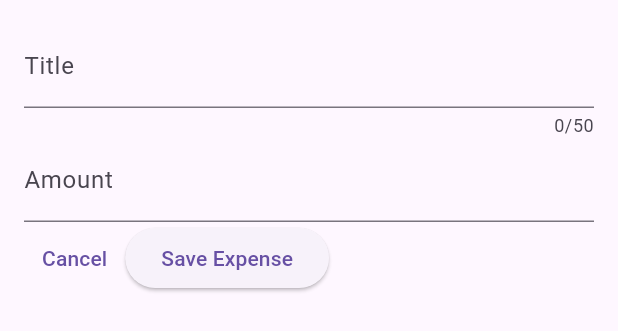
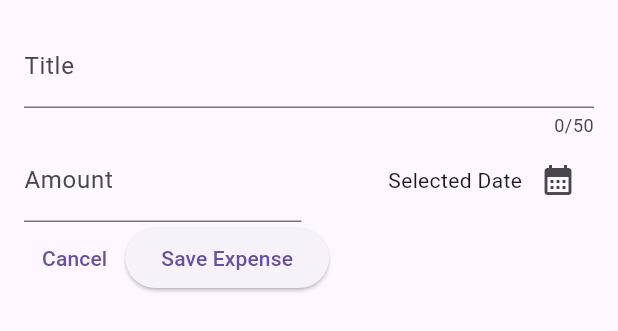
Before and after one commit to Xenovka/flutter_expense_tracker, a Flutter app: the NewExpense widget shown alone on an empty page, opened directly, on a phone screen of 412 x 824 dp. Shown: the top 331 px of the screen. Run offline on Flutter 3.47's test engine with Material 2 defaults, Android fonts, the phone set to English and light mode, and no system bars.

Commit message:
date picker

```diff
--- a/lib/widgets/new_expense.dart
+++ b/lib/widgets/new_expense.dart
@@ -12,6 +12,18 @@ class NewExpense extends StatefulWidget {
 class _NewExpenseState extends State<NewExpense> {
   final _titleController = TextEditingController();
   final _amountController = TextEditingController();
+
+  void _presentDatePicker() {
+    final now = DateTime.now();
+    final firstDate = DateTime(now.year - 1, now.month, now.day);
+
+    showDatePicker(
+      context: context,
+      initialDate: now,
+      firstDate: firstDate,
+      lastDate: now,
+    );
+  }
 
   @override
   void dispose() {
@@ -31,11 +43,31 @@ class _NewExpenseState extends State<NewExpense> {
             maxLength: 50,
             decoration: const InputDecoration(labelText: 'Title'),
           ),
-          TextField(
-            controller: _amountController,
-            keyboardType: TextInputType.number,
-            decoration:
-                const InputDecoration(prefixText: '\$', labelText: 'Amount'),
+          Row(
+            children: [
+              Expanded(
+                child: TextField(
+                  controller: _amountController,
+                  keyboardType: TextInputType.number,
+                  decoration: const InputDecoration(
+                      prefixText: '\$', labelText: 'Amount'),
+                ),
+              ),
+              const SizedBox(width: 10),
+              Expanded(
+                child: Row(
+                  mainAxisAlignment: MainAxisAlignment.end,
+                  crossAxisAlignment: CrossAxisAlignment.center,
+                  children: [
+                    const Text('Selected Date'),
+                    IconButton(
+                      onPressed: _presentDatePicker,
+                      icon: const Icon(Icons.calendar_month),
+                    )
+                  ],
+                ),
+              )
+            ],
           ),
           Row(
             children: [
```
